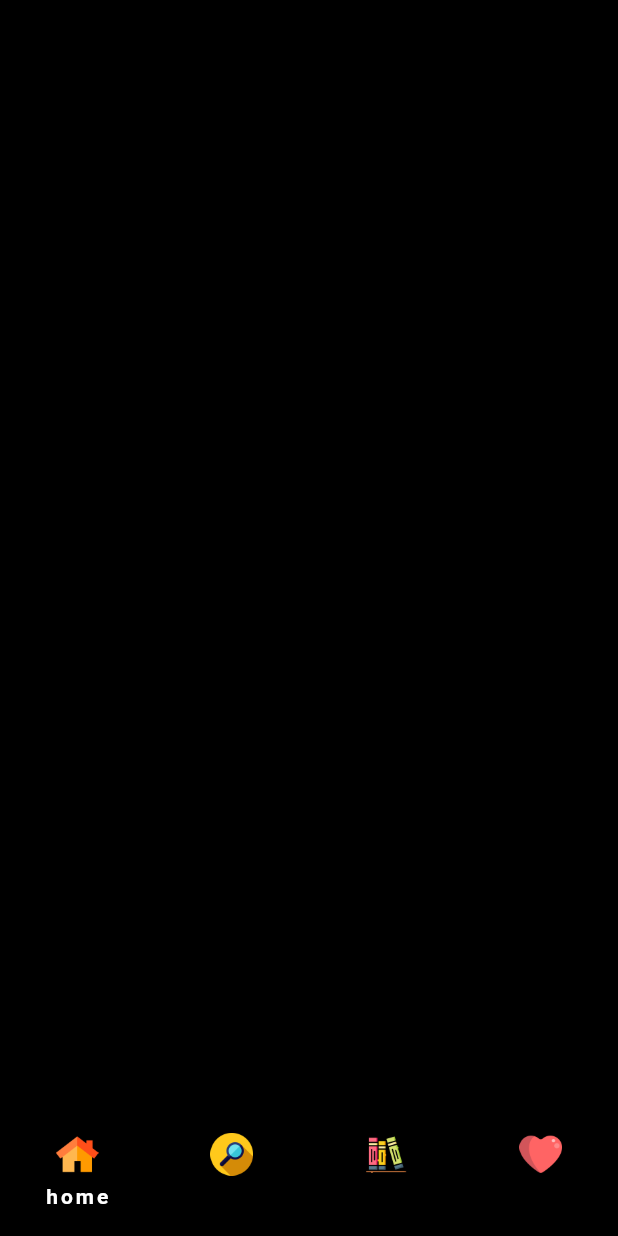
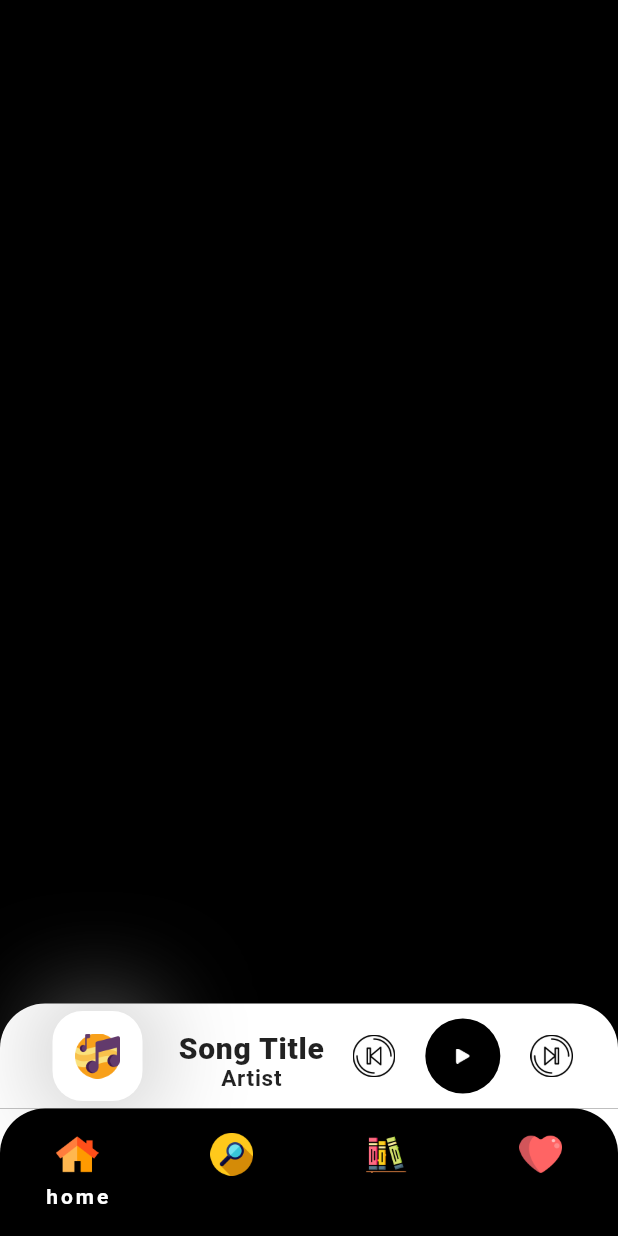
Before and after one commit to asmitranjansinha/Linus, a Flutter app: the BottomNavigation screen opened directly, on a phone screen of 412 x 824 dp. Run offline on Flutter 3.47's test engine with Material 2 defaults, Android fonts, the phone set to English and light mode, and no system bars; our stand-ins replace lottie; missing offline and left inert: flutter_advanced_seekbar.

Commit message:
added bottom music container

```diff
--- a/source/linusplayer/lib/main.dart
+++ b/source/linusplayer/lib/main.dart
@@ -18,7 +18,7 @@ class MyApp extends StatelessWidget {
         primarySwatch: Colors.deepOrange,
         scaffoldBackgroundColor: Colors.black,
       ),
-      home: MusicPlayerScreen(),
+      home: BottomNavigation(),
     );
   }
 }
--- /dev/null
+++ b/source/linusplayer/lib/views/base/bottom_music_container.dart
@@ -0,0 +1,100 @@
+import 'package:flutter/material.dart';
+
+import '../../constants/images.dart';
+
+class BottomMusicContainer extends StatelessWidget {
+  const BottomMusicContainer({super.key});
+
+  @override
+  Widget build(BuildContext context) {
+    return Container(
+      height: 70,
+      decoration: const BoxDecoration(
+          color: Colors.white,
+          borderRadius: BorderRadius.only(
+              topRight: Radius.circular(30), topLeft: Radius.circular(30))),
+      child: Padding(
+        padding: const EdgeInsets.symmetric(horizontal: 30.0),
+        child: Row(
+          mainAxisAlignment: MainAxisAlignment.spaceBetween,
+          children: [
+            Padding(
+              padding: const EdgeInsets.all(5.0),
+              child: Container(
+                decoration: BoxDecoration(
+                    boxShadow: const [
+                      BoxShadow(color: Colors.grey, blurRadius: 60)
+                    ],
+                    color: Colors.white,
+                    borderRadius: BorderRadius.circular(20)),
+                child: Padding(
+                  padding: const EdgeInsets.all(15.0),
+                  child:
+                      Center(child: Image.asset(Images.musicAlbumArtGraphic)),
+                ),
+              ),
+            ),
+            Padding(
+              padding: const EdgeInsets.only(top: 18),
+              child: Column(
+                children: const [
+                  Text(
+                    "Song Title",
+                    style: TextStyle(
+                        fontWeight: FontWeight.w800,
+                        fontSize: 20,
+                        letterSpacing: 0.5),
+                  ),
+                  Text(
+                    "Artist",
+                    style: TextStyle(
+                        fontWeight: FontWeight.w600,
+                        fontSize: 15,
+                        letterSpacing: 0.5),
+                  )
+                ],
+              ),
+            ),
+            Row(
+              mainAxisAlignment: MainAxisAlignment.spaceEvenly,
+              children: [
+                Image.asset(
+                  Images.previous,
+                  scale: 18,
+                  color: Colors.black,
+                ),
+                const SizedBox(
+                  width: 20,
+                ),
+                Container(
+                  height: 50,
+                  decoration: BoxDecoration(
+                      color: Colors.black,
+                      borderRadius: BorderRadius.circular(60 / 2)),
+                  child: Padding(
+                    padding: const EdgeInsets.all(20.0),
+                    child: Center(
+                      child: Image.asset(
+                        Images.play,
+                        scale: 25,
+                        color: Colors.white,
+                      ),
+                    ),
+                  ),
+                ),
+                const SizedBox(
+                  width: 20,
+                ),
+                Image.asset(
+                  Images.next,
+                  scale: 18,
+                  color: Colors.black,
+                ),
+              ],
+            ),
+          ],
+        ),
+      ),
+    );
+  }
+}
--- a/source/linusplayer/lib/views/base/bottom_navigartion_bar.dart
+++ b/source/linusplayer/lib/views/base/bottom_navigartion_bar.dart
@@ -31,13 +31,14 @@ class _BottomNavigationState extends State<BottomNavigation> {
   @override
   Widget build(BuildContext context) {
     return Scaffold(
+      backgroundColor: Colors.white,
       body: screen[_selectedIndex],
       bottomNavigationBar: Container(
         height: 85,
         decoration: const BoxDecoration(
             color: Colors.black,
             borderRadius: BorderRadius.only(
-                topLeft: Radius.circular(20), topRight: Radius.circular(20))),
+                topLeft: Radius.circular(30), topRight: Radius.circular(30))),
         child: BottomNavigationBar(
           selectedItemColor: Colors.white,
           selectedLabelStyle: const TextStyle(
--- a/source/linusplayer/lib/views/home/home_page.dart
+++ b/source/linusplayer/lib/views/home/home_page.dart
@@ -1,6 +1,7 @@
 import 'package:flutter/material.dart';
 import 'package:flutter/src/widgets/container.dart';
 import 'package:flutter/src/widgets/framework.dart';
+import 'package:linusplayer/views/base/bottom_music_container.dart';
 
 class HomePage extends StatelessWidget {
   const HomePage({super.key});
@@ -8,6 +9,7 @@ class HomePage extends StatelessWidget {
   @override
   Widget build(BuildContext context) {
     return Scaffold(
+      bottomNavigationBar: BottomMusicContainer(),
       body: Center(
         child: Text("home"),
       ),
--- a/source/linusplayer/lib/views/music_player/music_player_screen.dart
+++ b/source/linusplayer/lib/views/music_player/music_player_screen.dart
@@ -72,7 +72,9 @@ class _MusicPlayerScreenState extends State<MusicPlayerScreen>
               padding: const EdgeInsets.all(50.0),
               child: Container(
                 decoration: BoxDecoration(
-                    boxShadow: [BoxShadow(color: Colors.grey, blurRadius: 60)],
+                    boxShadow: const [
+                      BoxShadow(color: Colors.grey, blurRadius: 60)
+                    ],
                     color: Colors.white,
                     borderRadius: BorderRadius.circular(20)),
                 child: Padding(
@@ -140,8 +142,12 @@ class _MusicPlayerScreenState extends State<MusicPlayerScreen>
             ),
             SizedBox(
                 width: size.width / 1.5,
-                child: AdvancedSeekBar(Colors.white, 2, Colors.red,
-                    lineHeight: 5,)),
+                child: AdvancedSeekBar(
+                  Colors.white,
+                  2,
+                  Colors.red,
+                  lineHeight: 5,
+                )),
             SizedBox(
               height: size.height / 15,
             ),
--- a/source/linusplayer/lib/views/search/search_page.dart
+++ b/source/linusplayer/lib/views/search/search_page.dart
@@ -8,6 +8,7 @@ class SearchPage extends StatelessWidget {
   @override
   Widget build(BuildContext context) {
     return Scaffold(
+      backgroundColor: Colors.white,
       body: Center(
         child: Text("Search"),
       ),
```
